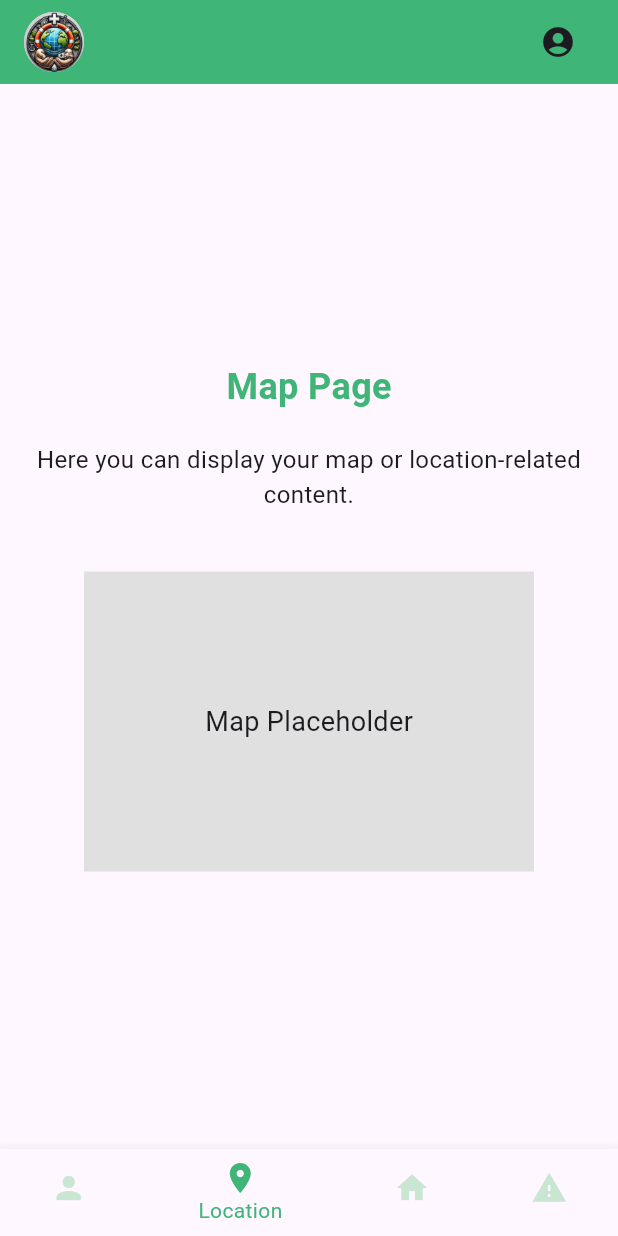
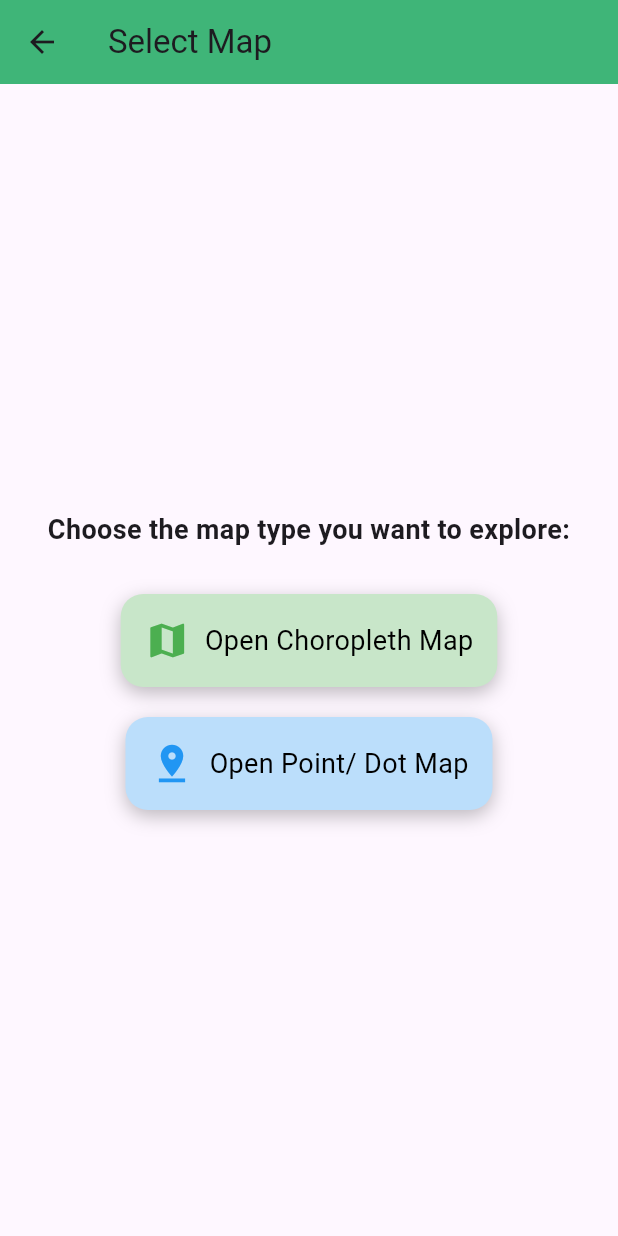
Before and after one commit to Yashgupta683/Jalaj, a Flutter app: the Adminpage screen opened directly, item 2 of the bottom bar chosen, on a phone screen of 412 x 824 dp. Run offline on Flutter 3.47's test engine with Material 3 defaults, Android fonts, the phone set to English and light mode, and no system bars; our stand-ins replace flutter_map, geocoding, geolocator, latlong2, permission_handler.

Commit message:
second comit

```diff
--- a/lib/adminpage.dart
+++ b/lib/adminpage.dart
@@ -1,6 +1,6 @@
 import 'package:flutter/material.dart';
 import 'package:untitled/home.dart';
-import 'package:untitled/map.dart';
+import 'package:untitled/mappage.dart';
 
 
 class Adminpage extends StatefulWidget {
@@ -23,7 +23,7 @@ class _AdminpageState extends State<Adminpage> {
       case 1:
         Navigator.push(
           context,
-          MaterialPageRoute(builder: (context) => const Mappage()),
+          MaterialPageRoute(builder: (context) => const MapSelectionPage()),
         );
         break;
       case 2:
--- a/lib/home.dart
+++ b/lib/home.dart
@@ -2,7 +2,7 @@ import 'package:flutter/material.dart';
 import 'package:geolocator/geolocator.dart';
 import 'package:permission_handler/permission_handler.dart';
 import 'package:untitled/adminpage.dart';
-import 'package:untitled/map.dart';
+import 'package:untitled/mappage.dart';
 
 class DisasterHomePage extends StatefulWidget {
   const DisasterHomePage({super.key});
@@ -66,7 +66,7 @@ class _DisasterHomePageState extends State<DisasterHomePage> {
         Navigator.push(context, MaterialPageRoute(builder: (context) => const Adminpage()));
         break;
       case 1:
-        Navigator.push(context, MaterialPageRoute(builder: (context) => const Mappage()));
+        Navigator.push(context, MaterialPageRoute(builder: (context) => const MapSelectionPage()));
         break;
       case 2:
         Navigator.pushReplacement(context, MaterialPageRoute(builder: (context) => const DisasterHomePage()));
--- a/lib/homea.dart
+++ b/lib/homea.dart
@@ -2,7 +2,7 @@ import 'package:flutter/material.dart';
 import 'package:geolocator/geolocator.dart';
 import 'package:permission_handler/permission_handler.dart';
 import 'package:untitled/adminpage.dart';
-import 'package:untitled/map.dart';
+import 'package:untitled/mappage.dart';
 
 class DisasterHomeAPage extends StatefulWidget {
   const DisasterHomeAPage({super.key});
@@ -66,7 +66,7 @@ class _DisasterHomeAPageState extends State<DisasterHomeAPage> {
         Navigator.push(context, MaterialPageRoute(builder: (context) => const Adminpage()));
         break;
       case 1:
-        Navigator.push(context, MaterialPageRoute(builder: (context) => const Mappage()));
+        Navigator.push(context, MaterialPageRoute(builder: (context) => const MapSelectionPage()));
         break;
       case 2:
         Navigator.pushReplacement(context, MaterialPageRoute(builder: (context) => const DisasterHomeAPage()));
--- a/lib/map.dart
+++ /dev/null
@@ -1,119 +0,0 @@
-import 'package:flutter/material.dart';
-import 'package:untitled/adminpage.dart';
-import 'package:untitled/home.dart';
-
-
-class Mappage extends StatefulWidget {
-  const Mappage({super.key});
-
-  @override
-  State<Mappage> createState() => _MappageState();
-}
-
-class _MappageState extends State<Mappage> {
-  int _selectedIndex = 1;
-
-
-  void _onItemTapped(int index) {
-    setState(() {
-      _selectedIndex = index;
-    });
-
-    switch (index) {
-      case 0:
-        Navigator.push(
-          context,
-          MaterialPageRoute(builder: (context) => const Adminpage()),
-        );
-        break;
-      case 1:
-        break;
-      case 2:
-        Navigator.push(
-          context,
-          MaterialPageRoute(builder: (context) => const DisasterHomePage()),
-        );
-        break;
-      case 3:
-        SOSHelper.sendSOS(context);
-        break;
-    }
-  }
-
-  @override
-  Widget build(BuildContext context) {
-    return Scaffold(
-      appBar: AppBar(
-        backgroundColor: const Color.fromARGB(255, 63, 181, 120),
-        automaticallyImplyLeading: false,
-        title: Row(
-          mainAxisAlignment: MainAxisAlignment.spaceBetween,
-          children: [
-            const CircleAvatar(
-              backgroundImage: AssetImage('assets/images/logo.png'),
-            ),
-            IconButton(
-              icon: const Icon(Icons.account_circle),
-              onPressed: () {},
-            ),
-          ],
-        ),
-      ),
-      body: Center(
-        child: Column(
-          mainAxisAlignment: MainAxisAlignment.center,
-          children: [
-            const Text(
-              'Map Page',
-              style: TextStyle(
-                fontSize: 24,
-                fontWeight: FontWeight.bold,
-                color: Color.fromARGB(255, 63, 181, 120),
-              ),
-            ),
-            const SizedBox(height: 20),
-            const Text(
-              'Here you can display your map or location-related content.',
-              textAlign: TextAlign.center,
-              style: TextStyle(fontSize: 16),
-            ),
-            const SizedBox(height: 40),
-            // You can add a map widget here or any other content
-            Container(
-              width: 300,
-              height: 200,
-              color: Colors.grey[300], // Placeholder for map
-              child: const Center(
-                child: Text('Map Placeholder', style: TextStyle(fontSize: 18)),
-              ),
-            ),
-          ],
-        ),
-      ),
-      bottomNavigationBar: BottomNavigationBar(
-        currentIndex: _selectedIndex, // Set the current index
-        selectedItemColor: const Color.fromARGB(255, 63, 181, 120),
-        unselectedItemColor: const Color.fromARGB(255, 200, 230, 210),
-        items: const [
-          BottomNavigationBarItem(
-            icon: Icon(Icons.person),
-            label: 'Admin',
-          ),
-          BottomNavigationBarItem(
-            icon: Icon(Icons.location_on),
-            label: 'Location',
-          ),
-          BottomNavigationBarItem(
-            icon: Icon(Icons.home),
-            label: 'Home',
-          ),
-          BottomNavigationBarItem(
-            icon: Icon(Icons.warning),
-            label: 'SOS',
-          ),
-        ],
-        onTap: _onItemTapped,
-      ),
-    );
-  }
-}
--- /dev/null
+++ b/lib/mappage.dart
@@ -0,0 +1,119 @@
+import 'package:flutter/material.dart';
+import 'package:untitled/choropleth.dart'; // Import Choropleth Map
+import 'package:untitled/point_map.dart'; // Import Point Map
+
+class MapSelectionPage extends StatelessWidget {
+  const MapSelectionPage({super.key});
+
+  @override
+  Widget build(BuildContext context) {
+    return Scaffold(
+      appBar: AppBar(
+        title: const Text('Select Map'),
+        backgroundColor: const Color.fromARGB(255, 63, 181, 120),
+      ),
+      body: Center(
+        child: SingleChildScrollView(
+          child: Padding(
+            padding: const EdgeInsets.all(16.0),
+            child: Column(
+              mainAxisAlignment: MainAxisAlignment.center,
+              crossAxisAlignment: CrossAxisAlignment.center,
+              children: [
+                const Text(
+                  'Choose the map type you want to explore:',
+                  style: TextStyle(fontSize: 18, fontWeight: FontWeight.bold),
+                  textAlign: TextAlign.center,
+                ),
+                const SizedBox(height: 30),
+
+                // Elevated Button for Choropleth Map with Icon and Animation
+                InkWell(
+                  onTap: () {
+                    Navigator.push(
+                      context,
+                      MaterialPageRoute(builder: (context) => const ChoroplethMap()),
+                    );
+                  },
+                  child: AnimatedContainer(
+                    duration: const Duration(milliseconds: 300),
+                    curve: Curves.easeInOut,
+                    padding: const EdgeInsets.all(16.0),
+                    decoration: BoxDecoration(
+                      color: Colors.green[100],
+                      borderRadius: BorderRadius.circular(15),
+                      boxShadow: [
+                        BoxShadow(
+                          color: Colors.black26,
+                          blurRadius: 10,
+                          offset: Offset(0, 4),
+                        ),
+                      ],
+                    ),
+                    child: Row(
+                      mainAxisSize: MainAxisSize.min,
+                      children: const [
+                        Icon(
+                          Icons.map,
+                          color: Colors.green,
+                          size: 30,
+                        ),
+                        SizedBox(width: 10),
+                        Text(
+                          'Open Choropleth Map',
+                          style: TextStyle(fontSize: 18, color: Colors.black),
+                        ),
+                      ],
+                    ),
+                  ),
+                ),
+                const SizedBox(height: 20),
+
+                // Elevated Button for Point/ Dot Map with Icon and Animation
+                InkWell(
+                  onTap: () {
+                    Navigator.push(
+                      context,
+                      MaterialPageRoute(builder: (context) => const PointMap()),
+                    );
+                  },
+                  child: AnimatedContainer(
+                    duration: const Duration(milliseconds: 300),
+                    curve: Curves.easeInOut,
+                    padding: const EdgeInsets.all(16.0),
+                    decoration: BoxDecoration(
+                      color: Colors.blue[100],
+                      borderRadius: BorderRadius.circular(15),
+                      boxShadow: [
+                        BoxShadow(
+                          color: Colors.black26,
+                          blurRadius: 10,
+                          offset: Offset(0, 4),
+                        ),
+                      ],
+                    ),
+                    child: Row(
+                      mainAxisSize: MainAxisSize.min,
+                      children: const [
+                        Icon(
+                          Icons.pin_drop,
+                          color: Colors.blue,
+                          size: 30,
+                        ),
+                        SizedBox(width: 10),
+                        Text(
+                          'Open Point/ Dot Map',
+                          style: TextStyle(fontSize: 18, color: Colors.black),
+                        ),
+                      ],
+                    ),
+                  ),
+                ),
+              ],
+            ),
+          ),
+        ),
+      ),
+    );
+  }
+}
```
Also changed, not shown: lib/choropleth.dart (added, +111 -0 lines), lib/point_map.dart (added, +54 -0 lines), pubspec.yaml (+11 -0 lines), pubspec.lock.
